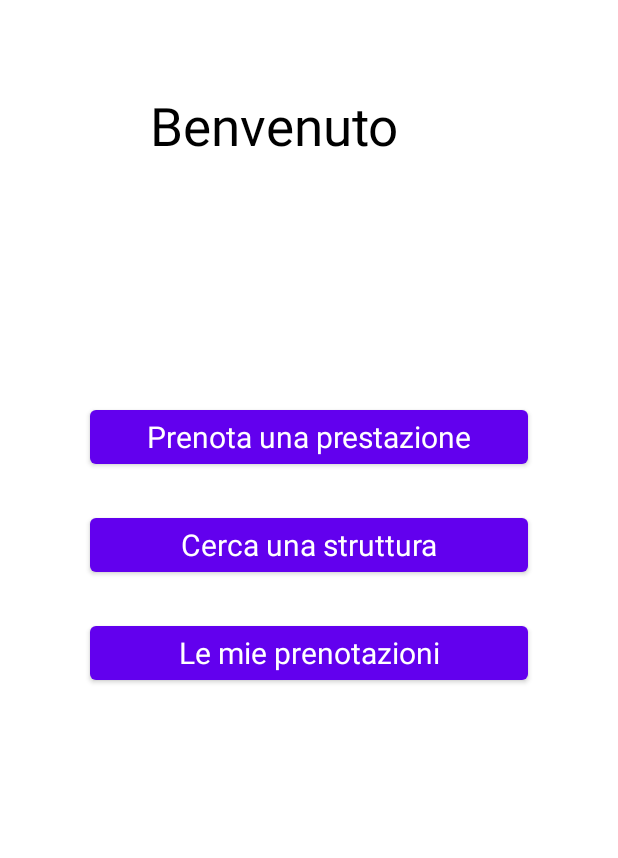
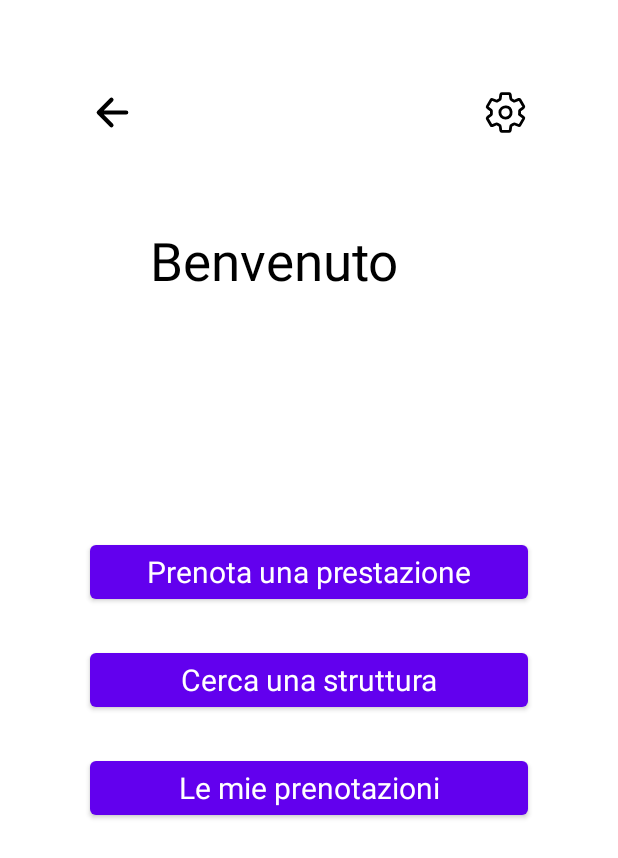
Before and after one commit to matteasu/FastHealth, an Android app: the Home screen opened directly, with no data from a screen before it, on a phone screen of 412 x 824 dp. Shown: the top 858 px of the screen. Run offline under Robolectric (Android 15) with nearby library versions, the phone set to English and light mode, and no system bars; Roboto replaces fonts that are not available here; 1 statement that could not run was skipped.

Commit message:
Inizio logica home

```diff
--- a/app/build.gradle
+++ b/app/build.gradle
@@ -12,7 +12,7 @@ android {
         targetSdkVersion 30
         versionCode 1
         versionName "1.0"
-
+        vectorDrawables.useSupportLibrary = true
         testInstrumentationRunner "androidx.test.runner.AndroidJUnitRunner"
     }
 
--- a/app/src/main/java/com/a2b2l1p/fasthealth/Home.java
+++ b/app/src/main/java/com/a2b2l1p/fasthealth/Home.java
@@ -2,13 +2,57 @@ package com.a2b2l1p.fasthealth;
 
 import androidx.appcompat.app.AppCompatActivity;
 
+import android.content.Context;
 import android.os.Bundle;
+import android.widget.Button;
+import android.widget.ImageView;
+import android.widget.TextView;
+import android.widget.Toast;
 
 public class Home extends AppCompatActivity {
-
+TextView testoHeader;
+Button prenota,ricerca,prenotazioni;
+ImageView backBtn,settingsBtn;
+Utente u;
+int homeCreaPrenotazione=3;
+int homeRicercaStruttura=4;
+int homeGestionePrenotazioni=5;
     @Override
     protected void onCreate(Bundle savedInstanceState) {
         super.onCreate(savedInstanceState);
         setContentView(R.layout.activity_home);
+        testoHeader=findViewById(R.id.homeTxt);
+        prenota=findViewById(R.id.homePrenota);
+        ricerca=findViewById(R.id.homeSearch);
+        backBtn=findViewById(R.id.homeIndietro);
+        settingsBtn=findViewById(R.id.homeSettings);
+        prenotazioni=findViewById(R.id.homePrenotazioni);
+        u=(Utente)getIntent().getSerializableExtra("utente");
+        testoHeader.setText(testoHeader.getText()+"\n"+u.getNome());
+
+
+
+        backBtn.setOnClickListener(v->{
+            finish();
+        });
+
+        prenota.setOnClickListener(v->{
+            Context c = this.getApplicationContext();
+            CharSequence t = "prenota";
+            int duration = Toast.LENGTH_SHORT;
+            Toast.makeText(c, t, duration).show();
+        });
+        ricerca.setOnClickListener(v->{
+            Context c = this.getApplicationContext();
+            CharSequence t = "ricerca";
+            int duration = Toast.LENGTH_SHORT;
+            Toast.makeText(c, t, duration).show();
+        });
+        prenotazioni.setOnClickListener(v->{
+            Context c = this.getApplicationContext();
+            CharSequence t = "prenotazioni";
+            int duration = Toast.LENGTH_SHORT;
+            Toast.makeText(c, t, duration).show();
+        });
     }
 }
--- /dev/null
+++ b/app/src/main/res/drawable/ic_arrow_back_outline.xml
@@ -0,0 +1,13 @@
+<vector xmlns:android="http://schemas.android.com/apk/res/android"
+    android:width="30dp"
+    android:height="30dp"
+    android:viewportWidth="512"
+    android:viewportHeight="512">
+  <path
+      android:pathData="M244,400L100,256l144,-144M120,256h292"
+      android:strokeLineJoin="round"
+      android:strokeWidth="48"
+      android:fillColor="#00000000"
+      android:strokeColor="@color/black"
+      android:strokeLineCap="round"/>
+</vector>
--- /dev/null
+++ b/app/src/main/res/drawable/ic_settings_outline.xml
@@ -0,0 +1,7 @@
+<vector android:height="30dp" android:viewportHeight="512"
+    android:viewportWidth="512" android:width="30dp" xmlns:android="http://schemas.android.com/apk/res/android">
+    <path android:fillColor="#00000000"
+        android:pathData="M262.29,192.31a64,64 0,1 0,57.4 57.4,64.13 64.13,0 0,0 -57.4,-57.4zM416.39,256a154.34,154.34 0,0 1,-1.53 20.79l45.21,35.46a10.81,10.81 0,0 1,2.45 13.75l-42.77,74a10.81,10.81 0,0 1,-13.14 4.59l-44.9,-18.08a16.11,16.11 0,0 0,-15.17 1.75A164.48,164.48 0,0 1,325 400.8a15.94,15.94 0,0 0,-8.82 12.14l-6.73,47.89a11.08,11.08 0,0 1,-10.68 9.17h-85.54a11.11,11.11 0,0 1,-10.69 -8.87l-6.72,-47.82a16.07,16.07 0,0 0,-9 -12.22,155.3 155.3,0 0,1 -21.46,-12.57 16,16 0,0 0,-15.11 -1.71l-44.89,18.07a10.81,10.81 0,0 1,-13.14 -4.58l-42.77,-74a10.8,10.8 0,0 1,2.45 -13.75l38.21,-30a16.05,16.05 0,0 0,6 -14.08c-0.36,-4.17 -0.58,-8.33 -0.58,-12.5s0.21,-8.27 0.58,-12.35a16,16 0,0 0,-6.07 -13.94l-38.19,-30A10.81,10.81 0,0 1,49.48 186l42.77,-74a10.81,10.81 0,0 1,13.14 -4.59l44.9,18.08a16.11,16.11 0,0 0,15.17 -1.75A164.48,164.48 0,0 1,187 111.2a15.94,15.94 0,0 0,8.82 -12.14l6.73,-47.89A11.08,11.08 0,0 1,213.23 42h85.54a11.11,11.11 0,0 1,10.69 8.87l6.72,47.82a16.07,16.07 0,0 0,9 12.22,155.3 155.3,0 0,1 21.46,12.57 16,16 0,0 0,15.11 1.71l44.89,-18.07a10.81,10.81 0,0 1,13.14 4.58l42.77,74a10.8,10.8 0,0 1,-2.45 13.75l-38.21,30a16.05,16.05 0,0 0,-6.05 14.08c0.33,4.14 0.55,8.3 0.55,12.47z"
+        android:strokeColor="@color/black" android:strokeLineCap="round"
+        android:strokeLineJoin="round" android:strokeWidth="32"/>
+</vector>
--- a/app/src/main/res/layout/activity_home.xml
+++ b/app/src/main/res/layout/activity_home.xml
@@ -16,10 +16,37 @@
         android:orientation="vertical"
         android:gravity="center">
 
+        <RelativeLayout
+            android:layout_width="match_parent"
+            android:layout_height="wrap_content"
+            android:orientation="horizontal"
+            >
+            <ImageView
+                android:id="@+id/homeIndietro"
+                android:layout_width="wrap_content"
+                android:layout_height="wrap_content"
+                app:srcCompat="@drawable/ic_arrow_back_outline"
+                android:layout_alignParentStart="true"
+                android:clickable="true"
+                android:layout_marginTop="60dp"
+                android:layout_marginLeft="60dp"
+                android:layout_alignParentLeft="true" />
+            <ImageView
+                android:id="@+id/homeSettings"
+                android:layout_width="wrap_content"
+                android:layout_height="wrap_content"
+                app:srcCompat="@drawable/ic_settings_outline"
+                android:layout_alignParentEnd="true"
+                android:clickable="true"
+                android:layout_marginTop="60dp"
+                android:layout_marginRight="60dp"
+                android:layout_alignParentRight="true" />
+        </RelativeLayout>
+
         <TextView
             android:text="Benvenuto"
             android:textSize="35dp"
-
+            android:id="@+id/homeTxt"
             android:textColor="@color/black"
             android:layout_height="wrap_content"
             android:layout_width="match_parent"
@@ -39,6 +66,7 @@
             android:fontFamily="@font/roboto_medium"
             android:text="Prenota una prestazione"
             android:textAllCaps="false"
+            android:id="@+id/homePrenota"
             android:textAppearance="@style/TextAppearance.AppCompat.Display1"
             android:textSize="20dp"
             android:layout_marginLeft="60dp"
@@ -54,6 +82,7 @@
             android:fontFamily="@font/roboto_medium"
             android:text="Cerca una struttura"
             android:textAllCaps="false"
+            android:id="@+id/homeSearch"
             android:textAppearance="@style/TextAppearance.AppCompat.Display1"
             android:textSize="20dp"
             android:layout_marginLeft="60dp"
@@ -70,6 +99,7 @@
             android:fontFamily="@font/roboto_medium"
             android:text="Le mie prenotazioni"
             android:textAllCaps="false"
+            android:id="@+id/homePrenotazioni"
             android:textAppearance="@style/TextAppearance.AppCompat.Display1"
             android:textSize="20dp"
             android:layout_marginLeft="60dp"
--- a/build.gradle
+++ b/build.gradle
@@ -10,6 +10,7 @@ buildscript {
         // NOTE: Do not place your application dependencies here; they belong
         // in the individual module build.gradle files
     }
+
 }
 
 allprojects {
```
